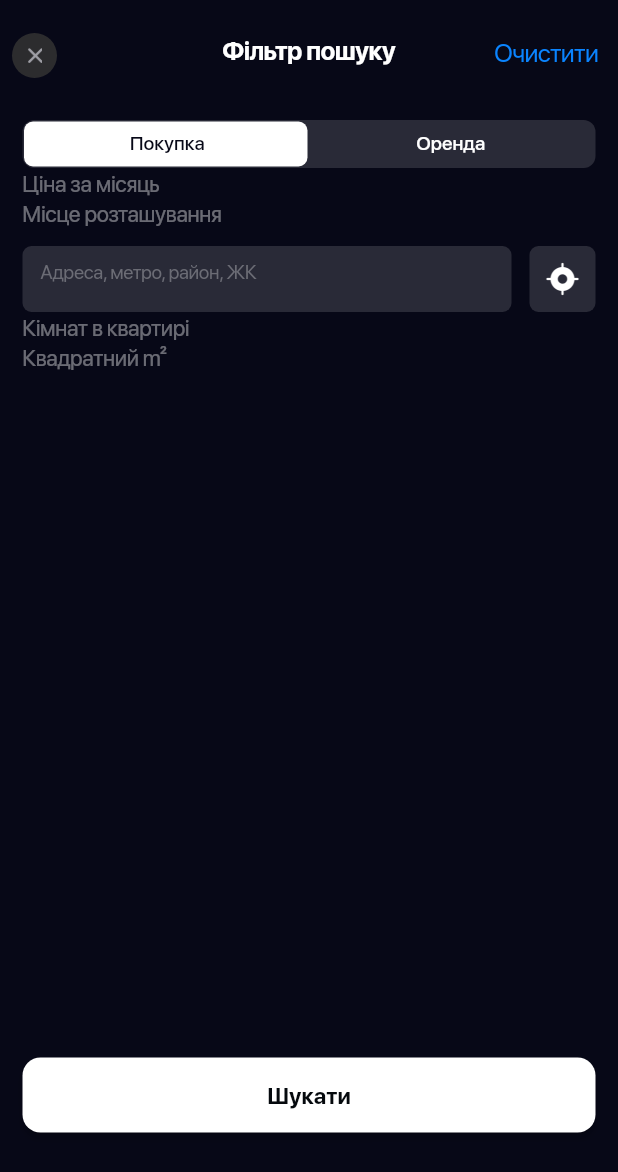
After one commit to F1rman/Flutter-layout-Real-Estate, a Flutter app: the FilterModal screen opened directly, on a phone screen of 412 x 824 dp. The commit adds this screen. Shown: the top 1172 px of the screen. Run offline on Flutter 3.47's test engine with Material 2 defaults, Android fonts, the phone set to English and light mode, and no system bars; our stand-ins replace carousel_slider, dropdown_button2, flutter_redux, modal_bottom_sheet, redux; project files that could hold a hidden picture were left out.

Commit message:
toggle button

```diff
--- /dev/null
+++ b/lib/home/filter_modal.dart
@@ -0,0 +1,191 @@
+import 'package:flutter/material.dart';
+import '../styles/style.dart';
+import '../widgets/my_button.dart';
+import 'toggle_button.dart';
+
+class FilterModal extends StatelessWidget {
+  const FilterModal({super.key});
+  @override
+  Widget build(BuildContext context) {
+    return Scaffold(
+      backgroundColor: const Color(0xFF070817),
+      body: Column(
+        children: [
+          Stack(
+            children: [
+              Container(
+                margin: const EdgeInsets.only(left: 8, top: 22),
+                width: 30,
+                height: 30,
+                child: Material(
+                  borderRadius: BorderRadius.circular(100),
+                  color: const Color(0xFF2C2C2E),
+                  clipBehavior: Clip.antiAlias,
+                  child: InkWell(
+                    onTap: () {
+                      Navigator.pop(context);
+                    }, // button pressed
+                    child: Column(
+                      mainAxisAlignment: MainAxisAlignment.center,
+                      children: <Widget>[
+                        Image.asset(
+                          'assets/img/xmark.png',
+                          width: 10,
+                        ), // icon
+                      ],
+                    ),
+                  ),
+                ),
+              ),
+              Column(
+                children: [
+                  Row(
+                    mainAxisAlignment: MainAxisAlignment.center,
+                    children: [
+                      Container(
+                        margin: const EdgeInsets.only(top: 22),
+                        child: const Text(
+                          'Фільтр пошуку',
+                          style: modalHeader,
+                        ),
+                      ),
+                    ],
+                  ),
+                ],
+              ),
+              Column(
+                children: [
+                  Row(
+                    mainAxisAlignment: MainAxisAlignment.end,
+                    children: [
+                      Container(
+                        margin: const EdgeInsets.only(top: 10, right: 5),
+                        child: TextButton(
+                          onPressed: () => {},
+                          child: Text(
+                            'Очистити',
+                            style: modalHeader.copyWith(
+                                color: Color(0xFF0A84FF),
+                                fontWeight: FontWeight.w400,
+                                fontSize: 17),
+                          ),
+                        ),
+                      ),
+                    ],
+                  ),
+                ],
+              )
+            ],
+          ),
+          Expanded(
+            child: Padding(
+              padding: const EdgeInsets.symmetric(horizontal: 15, vertical: 12),
+              child: Column(
+                children: [
+                  ToggleButton(),
+                  Row(
+                    children: [
+                      Text(
+                        'Ціна за місяць',
+                        style: greyText,
+                      ),
+                    ],
+                  ),
+                  Row(
+                    children: [
+                      Text(
+                        'Місце розташування',
+                        style: greyText,
+                      ),
+                    ],
+                  ),
+                  Container(
+                    margin: const EdgeInsets.only(top: 12),
+                    child: Row(
+                      crossAxisAlignment: CrossAxisAlignment.start,
+                      children: [
+                        Expanded(
+                          child: Container(
+                            padding: const EdgeInsets.symmetric(
+                                horizontal: 12, vertical: 10),
+                            height: 44,
+                            decoration: BoxDecoration(
+                              borderRadius: BorderRadius.circular(6),
+                              color: const Color(0xFF787880).withOpacity(.3),
+                            ),
+                            child: TextFormField(
+                              style: const TextStyle(color: Colors.white),
+                              onChanged: (value) {},
+                              autovalidateMode: AutovalidateMode.always,
+                              decoration: const InputDecoration(
+                                border: InputBorder.none,
+                                hintText: 'Адреса, метро, район, ЖК',
+                                hintStyle: TextStyle(
+                                  fontFamily: 'SFProDisplay',
+                                  letterSpacing: -.24,
+                                  color: Color(0xFF6b6c75),
+                                  fontSize: 13,
+                                  height: 1.35,
+                                  fontWeight: FontWeight.w400,
+                                ),
+                              ),
+                            ),
+                          ),
+                        ),
+                        Container(
+                          margin: const EdgeInsets.only(left: 12),
+                          width: 44,
+                          height: 44,
+                          child: Material(
+                            borderRadius: BorderRadius.circular(6),
+                            color: const Color(0xFF787880).withOpacity(.3),
+                            clipBehavior: Clip.antiAlias,
+                            child: InkWell(
+                              onTap: () {}, // button pressed
+                              child: Column(
+                                mainAxisAlignment: MainAxisAlignment.center,
+                                children: <Widget>[
+                                  Image.asset(
+                                    'assets/img/gps.png',
+                                    width: 24,
+                                  ), // icon
+                                ],
+                              ),
+                            ),
+                          ),
+                        ),
+                      ],
+                    ),
+                  ),
+                  Row(
+                    children: [
+                      Text(
+                        'Кімнат в квартирі',
+                        style: greyText,
+                      ),
+                    ],
+                  ),
+                  Row(
+                    children: [
+                      Text(
+                        'Квадратний m²',
+                        style: greyText,
+                      ),
+                    ],
+                  ),
+                  Spacer(),
+                  Container(
+                    margin: const EdgeInsets.only(top: 24, bottom: 57),
+                    child: MyButton(
+                        text: 'Шукати',
+                        onPressed: () => {Navigator.pop(context)}),
+                  )
+                ],
+              ),
+            ),
+          ),
+        ],
+      ),
+    );
+  }
+}
--- a/lib/home/home_search_filter.dart
+++ b/lib/home/home_search_filter.dart
@@ -3,6 +3,7 @@ import 'package:modal_bottom_sheet/modal_bottom_sheet.dart';
 
 import 'dart:math' as math;
 import '../styles/style.dart';
+import 'filter_modal.dart';
 import 'lang_dropdown.dart';
 import 'location_modal.dart';
 
@@ -171,7 +172,16 @@ class _HomeFilterSearchState extends State<HomeFilterSearch> {
                 color: const Color(0xFF090A1B),
                 clipBehavior: Clip.antiAlias,
                 child: InkWell(
-                  onTap: () {}, // button pressed
+                  onTap: () {
+                    showBarModalBottomSheet(
+                      useRootNavigator: true,
+                      topControl: Text(''),
+                      expand: false,
+                      context: context,
+                      backgroundColor: Colors.transparent,
+                      builder: (context) => FilterModal(),
+                    );
+                  }, // button pressed
                   child: Column(
                     mainAxisAlignment: MainAxisAlignment.center,
                     children: <Widget>[
--- /dev/null
+++ b/lib/home/toggle_button.dart
@@ -0,0 +1,118 @@
+import 'package:flutter/material.dart';
+
+import '../styles/style.dart';
+
+class ToggleButton extends StatefulWidget {
+  const ToggleButton({
+    Key? key,
+  }) : super(key: key);
+
+  @override
+  State<ToggleButton> createState() => _ToggleButtonState();
+}
+
+class _ToggleButtonState extends State<ToggleButton> {
+  @override
+  var posBtn = 0.0;
+  Widget build(BuildContext context) {
+    var size = MediaQuery.of(context).size;
+    var widthButton = (size.width - 34) / 2;
+    return Container(
+      height: 32,
+      width: double.infinity,
+      margin: EdgeInsets.only(
+        top: 10,
+      ),
+      clipBehavior: Clip.antiAlias,
+      decoration: BoxDecoration(
+        color: Color(0xff787880).withOpacity(.3),
+        borderRadius: BorderRadius.circular(8),
+      ),
+      child: Stack(
+        children: [
+          AnimatedPositioned(
+            curve: Curves.ease,
+            duration: Duration(milliseconds: 200),
+            left: posBtn,
+            child: Container(
+              margin: EdgeInsets.all(1),
+              height: 30,
+              width: widthButton,
+              decoration: BoxDecoration(
+                color: Colors.white,
+                borderRadius: BorderRadius.circular(6),
+              ),
+            ),
+          ),
+          Theme(
+            data: ThemeData(
+              textButtonTheme: TextButtonThemeData(
+                style: ButtonStyle(
+                  overlayColor: MaterialStateColor.resolveWith(
+                    (states) => Colors.white38.withOpacity(.1),
+                  ),
+                ),
+              ),
+            ),
+            child: Container(
+              padding: EdgeInsets.all(2),
+              child: Row(
+                mainAxisAlignment: MainAxisAlignment.spaceBetween,
+                children: [
+                  Container(
+                    decoration:
+                        BoxDecoration(borderRadius: BorderRadius.circular(6)),
+                    width: widthButton,
+                    child: TextButton(
+                      onPressed: () {
+                        setState(() {
+                          posBtn = 0;
+                        });
+                        print(posBtn);
+                      },
+                      child: Text(
+                        'Покупка',
+                        style: TextStyle(
+                          fontFamily: 'SFProDisplay',
+                          color: posBtn == 0 ? Color(0xFF070817) : Colors.white,
+                          fontSize: 13,
+                          height: 1,
+                          fontWeight: FontWeight.w500,
+                        ),
+                      ),
+                    ),
+                  ),
+                  Container(
+                    decoration:
+                        BoxDecoration(borderRadius: BorderRadius.circular(6)),
+                    width: widthButton,
+                    child: TextButton(
+                      onPressed: () {
+                        setState(() {
+                          posBtn = widthButton;
+                          print(posBtn);
+                        });
+                      },
+                      child: Text(
+                        'Оренда',
+                        style: TextStyle(
+                          fontFamily: 'SFProDisplay',
+                          color: posBtn == widthButton
+                              ? Color(0xFF070817)
+                              : Colors.white,
+                          fontSize: 13,
+                          height: 1,
+                          fontWeight: FontWeight.w500,
+                        ),
+                      ),
+                    ),
+                  ),
+                ],
+              ),
+            ),
+          ),
+        ],
+      ),
+    );
+  }
+}
```
